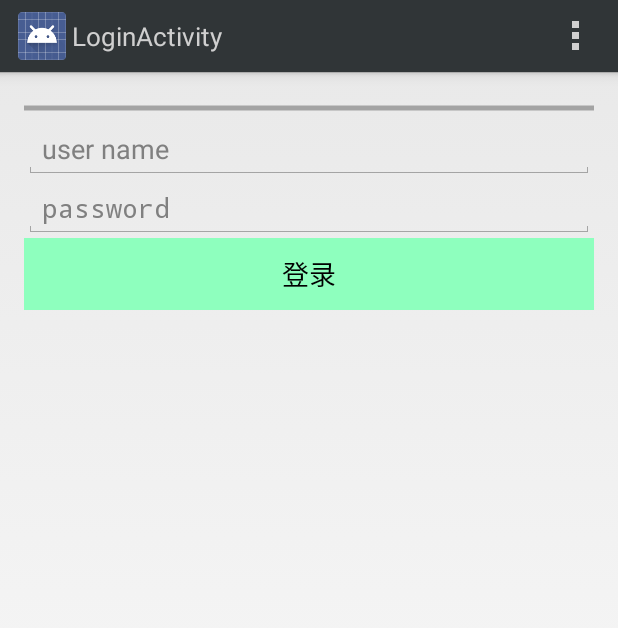
After one commit to kyowang/Waneye_01, an Android app: the LoginActivity screen opened directly, with no data from a screen before it, on a phone screen of 412 x 824 dp. The commit adds this screen. Shown: the top 628 px of the screen. Run offline under Robolectric (Android 15) with nearby library versions, the phone set to English and light mode, and no system bars.

Commit message:
add login activity

```diff
--- /dev/null
+++ b/app/src/main/java/com/example/wechatsample/LoginActivity.java
@@ -0,0 +1,57 @@
+package com.example.wechatsample;
+
+import android.app.Activity;
+import android.os.Bundle;
+import android.text.Editable;
+import android.view.Menu;
+import android.view.MenuItem;
+import android.view.View;
+import android.widget.Button;
+import android.widget.EditText;
+
+
+public class LoginActivity extends Activity {
+    private EditText username ;
+    private EditText passwd ;
+    private Button login;
+
+    @Override
+    protected void onCreate(Bundle savedInstanceState) {
+        super.onCreate(savedInstanceState);
+        setContentView(R.layout.activity_login);
+        username = (EditText)findViewById(R.id.userName);
+        passwd = (EditText)findViewById(R.id.password);
+        login = (Button)findViewById(R.id.login);
+        login.setOnClickListener(new View.OnClickListener()
+        {
+            @Override
+            public void onClick(View view) {
+                Editable um = username.getText();
+                Editable pw = passwd.getText();
+            }
+        });
+    }
+
+
+    @Override
+    public boolean onCreateOptionsMenu(Menu menu) {
+        // Inflate the menu; this adds items to the action bar if it is present.
+        getMenuInflater().inflate(R.menu.menu_login, menu);
+        return true;
+    }
+
+    @Override
+    public boolean onOptionsItemSelected(MenuItem item) {
+        // Handle action bar item clicks here. The action bar will
+        // automatically handle clicks on the Home/Up button, so long
+        // as you specify a parent activity in AndroidManifest.xml.
+        int id = item.getItemId();
+
+        //noinspection SimplifiableIfStatement
+        if (id == R.id.action_settings) {
+            return true;
+        }
+
+        return super.onOptionsItemSelected(item);
+    }
+}
--- /dev/null
+++ b/app/src/main/res/layout/activity_login.xml
@@ -0,0 +1,50 @@
+<RelativeLayout xmlns:android="http://schemas.android.com/apk/res/android"
+    xmlns:tools="http://schemas.android.com/tools" android:layout_width="match_parent"
+    android:layout_height="match_parent" android:paddingLeft="@dimen/activity_horizontal_margin"
+    android:paddingRight="@dimen/activity_horizontal_margin"
+    android:paddingTop="@dimen/activity_vertical_margin"
+    android:paddingBottom="@dimen/activity_vertical_margin"
+    tools:context="com.example.wechatsample.LoginActivity">
+    <LinearLayout
+        android:orientation="vertical"
+        android:layout_width="fill_parent"
+        android:layout_height="fill_parent"
+        android:id="@+id/ll"
+        android:layout_alignParentBottom="true"
+        android:layout_alignParentLeft="true">
+
+        <ProgressBar
+            style="?android:attr/progressBarStyleHorizontal"
+            android:layout_width="fill_parent"
+            android:layout_height="wrap_content"
+            android:id="@+id/progressBar" />
+
+        <EditText
+            android:layout_width="match_parent"
+            android:layout_height="wrap_content"
+            android:inputType="textPersonName"
+            android:ems="10"
+            android:id="@+id/userName"
+            android:layout_gravity="center_horizontal"
+            android:hint="user name" />
+
+        <EditText
+            android:layout_width="match_parent"
+            android:layout_height="wrap_content"
+            android:inputType="textPassword"
+            android:ems="10"
+            android:id="@+id/password"
+            android:layout_gravity="center_horizontal"
+            android:hint="password" />
+
+        <Button
+            android:layout_width="fill_parent"
+            android:layout_height="wrap_content"
+            android:text="登录"
+            android:id="@+id/login"
+            android:layout_gravity="center_horizontal"
+            android:background="#ff8effbe" />
+
+    </LinearLayout>
+
+</RelativeLayout>
--- /dev/null
+++ b/app/src/main/res/menu/menu_login.xml
@@ -0,0 +1,6 @@
+<menu xmlns:android="http://schemas.android.com/apk/res/android"
+    xmlns:tools="http://schemas.android.com/tools"
+    tools:context="com.example.wechatsample.LoginActivity">
+    <item android:id="@+id/action_settings" android:title="@string/action_settings"
+        android:orderInCategory="100" android:showAsAction="never" />
+</menu>
--- a/app/src/main/res/values/strings.xml
+++ b/app/src/main/res/values/strings.xml
@@ -5,6 +5,8 @@
     <string name="action_search">搜索</string>
     <string name="action_plus">功能</string>
     <string name="action_personal">个人中心</string>
+    <string name="action_login">登录</string>
+    <string name="action_register">注册</string>
     <string name="action_album">我的相册</string>
     <string name="action_collection">我的收藏</string>
     <string name="action_card">我的银行卡</string>
@@ -15,5 +17,8 @@
     <string name="plus_video_chat">视频聊天</string>
     <string name="plus_scan">扫一扫</string>
     <string name="plus_take_photo">拍照分享</string>
+    <string name="title_activity_login">LoginActivity</string>
+
+    <string name="hello_world">Hello world!</string>
 
 </resources>
```
Also changed, not shown: app/build.gradle (+4 -4 lines), app/src/main/AndroidManifest.xml (+23 -2 lines), app/src/main/java/com/example/wechatsample/MainActivity.java (+20 -1 lines), app/src/main/res/menu/main.xml (+8 -0 lines), 5 other files.
